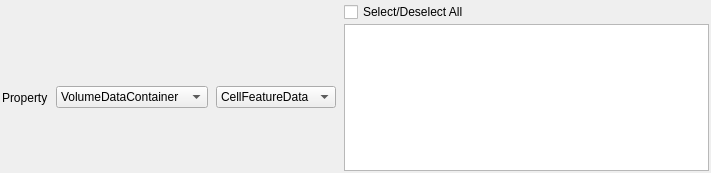
The window that Source/DREAM3DWidgetsLib/FilterParameterWidgets/UI_Files/MultiDataArraySelectionWidget.ui (BlueQuartzSoftware/DREAM3D) describes before a commit, drawn with Qt 5.
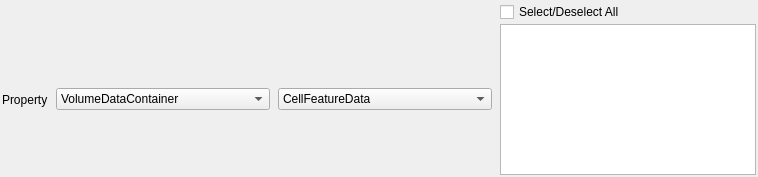
The same window after the commit.

Commit message: Fixed the MultiDataArraySelectionWidget so that its combo boxes will stretch to show all word contents.

Diff of the .ui file:
```diff
--- a/Source/DREAM3DWidgetsLib/FilterParameterWidgets/UI_Files/MultiDataArraySelectionWidget.ui
+++ b/Source/DREAM3DWidgetsLib/FilterParameterWidgets/UI_Files/MultiDataArraySelectionWidget.ui
@@ -6,8 +6,8 @@
    <rect>
     <x>0</x>
     <y>0</y>
-    <width>711</width>
-    <height>173</height>
+    <width>758</width>
+    <height>177</height>
    </rect>
   </property>
   <layout class="QGridLayout" name="gridLayout">
@@ -32,7 +32,7 @@
    <item row="1" column="2">
     <widget class="QComboBox" name="dataContainerList">
      <property name="sizePolicy">
-      <sizepolicy hsizetype="Preferred" vsizetype="Maximum">
+      <sizepolicy hsizetype="Expanding" vsizetype="Maximum">
        <horstretch>0</horstretch>
        <verstretch>0</verstretch>
       </sizepolicy>
@@ -80,7 +80,7 @@
    <item row="1" column="3">
     <widget class="QComboBox" name="attributeMatrixList">
      <property name="sizePolicy">
-      <sizepolicy hsizetype="Preferred" vsizetype="Maximum">
+      <sizepolicy hsizetype="Expanding" vsizetype="Maximum">
        <horstretch>0</horstretch>
        <verstretch>0</verstretch>
       </sizepolicy>
```
